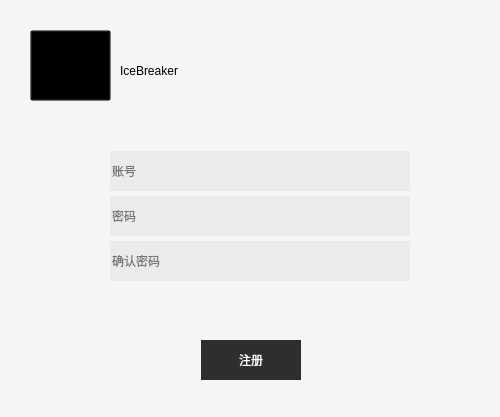
First picture: the form in IBClient/regster_windows.ui, repository AGuan177/QTice, before the edit.
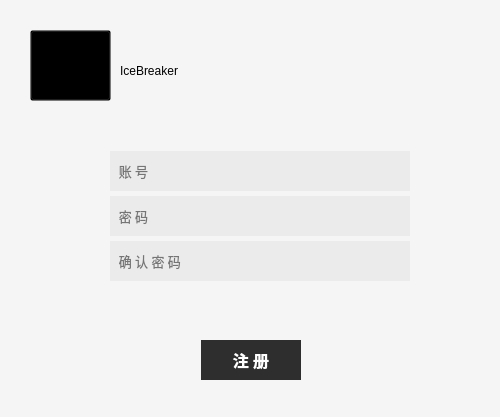
Second picture: the form after the edit. Icons and pictures are not drawn.

```diff
--- a/IBClient/regster_windows.ui
+++ b/IBClient/regster_windows.ui
@@ -67,13 +67,21 @@
         <height>40</height>
        </size>
       </property>
+      <property name="font">
+       <font>
+        <family>微软雅黑</family>
+        <pointsize>12</pointsize>
+        <weight>75</weight>
+        <bold>true</bold>
+       </font>
+      </property>
       <property name="styleSheet">
        <string notr="true">background-color: rgb(46,46,46);
 color: rgb(255, 255, 255);
 border:none;</string>
       </property>
       <property name="text">
-       <string>注册</string>
+       <string>注 册</string>
       </property>
      </widget>
     </item>
@@ -197,11 +205,17 @@
            <height>40</height>
           </size>
          </property>
+         <property name="font">
+          <font>
+           <family>微软雅黑</family>
+           <pointsize>10</pointsize>
+          </font>
+         </property>
          <property name="styleSheet">
           <string notr="true">border-bottom-color:black;</string>
          </property>
          <property name="placeholderText">
-          <string>账号</string>
+          <string>  账 号</string>
          </property>
         </widget>
        </item>
@@ -219,6 +233,12 @@
            <height>40</height>
           </size>
          </property>
+         <property name="font">
+          <font>
+           <family>微软雅黑</family>
+           <pointsize>10</pointsize>
+          </font>
+         </property>
          <property name="text">
           <string/>
          </property>
@@ -226,7 +246,7 @@
           <enum>QLineEdit::Password</enum>
          </property>
          <property name="placeholderText">
-          <string>密码</string>
+          <string>  密 码</string>
          </property>
         </widget>
        </item>
@@ -244,6 +264,12 @@
            <height>40</height>
           </size>
          </property>
+         <property name="font">
+          <font>
+           <family>微软雅黑</family>
+           <pointsize>10</pointsize>
+          </font>
+         </property>
          <property name="text">
           <string/>
          </property>
@@ -251,7 +277,7 @@
           <enum>QLineEdit::Password</enum>
          </property>
          <property name="placeholderText">
-          <string>确认密码</string>
+          <string>  确 认 密 码</string>
          </property>
         </widget>
        </item>
```
